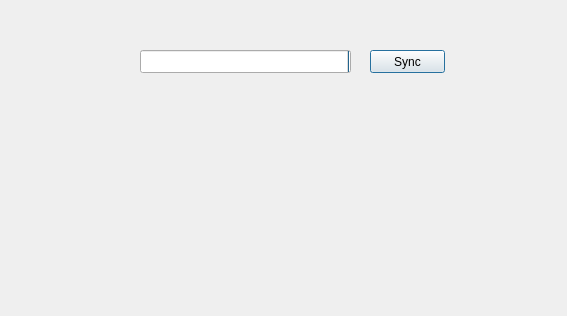
Qt form webconnection.ui (nournia/ketabkhaane) before a commit.
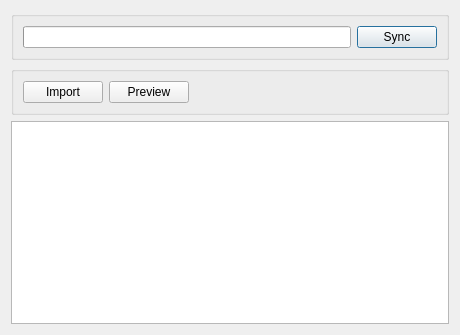
The same form after that commit.

Commit message: import matches from server

Diff of the .ui file:
```diff
--- a/webconnection.ui
+++ b/webconnection.ui
@@ -6,34 +6,31 @@
    <rect>
     <x>0</x>
     <y>0</y>
-    <width>567</width>
-    <height>316</height>
+    <width>460</width>
+    <height>335</height>
    </rect>
   </property>
   <property name="layoutDirection">
    <enum>Qt::RightToLeft</enum>
   </property>
+  <layout class="QVBoxLayout" name="verticalLayout">
+   <item>
+    <widget class="QGroupBox" name="groupBox">
+     <property name="title">
+      <string/>
+     </property>
+     <layout class="QHBoxLayout" name="horizontalLayout">
+      <item>
   <widget class="QPushButton" name="bSync">
-   <property name="geometry">
-    <rect>
-     <x>370</x>
-     <y>50</y>
-     <width>75</width>
-     <height>23</height>
-    </rect>
-   </property>
    <property name="text">
     <string>Sync</string>
    </property>
   </widget>
+      </item>
+      <item>
   <widget class="QProgressBar" name="pSync">
-   <property name="geometry">
-    <rect>
-     <x>140</x>
-     <y>50</y>
-     <width>211</width>
-     <height>23</height>
-    </rect>
+        <property name="layoutDirection">
+         <enum>Qt::LeftToRight</enum>
    </property>
    <property name="value">
     <number>0</number>
@@ -42,6 +39,57 @@
     <bool>false</bool>
    </property>
   </widget>
+      </item>
+     </layout>
+    </widget>
+   </item>
+   <item>
+    <widget class="QGroupBox" name="groupBox_2">
+     <property name="title">
+      <string/>
+     </property>
+     <layout class="QHBoxLayout" name="horizontalLayout_2">
+      <item>
+       <spacer name="horizontalSpacer">
+        <property name="orientation">
+         <enum>Qt::Horizontal</enum>
+        </property>
+        <property name="sizeHint" stdset="0">
+         <size>
+          <width>40</width>
+          <height>20</height>
+         </size>
+        </property>
+       </spacer>
+      </item>
+      <item>
+       <widget class="QPushButton" name="bPreview">
+        <property name="text">
+         <string>Preview</string>
+        </property>
+       </widget>
+      </item>
+      <item>
+       <widget class="QPushButton" name="bImport">
+        <property name="text">
+         <string>Import</string>
+        </property>
+       </widget>
+      </item>
+     </layout>
+    </widget>
+   </item>
+   <item>
+    <widget class="QTableView" name="tImports">
+     <property name="alternatingRowColors">
+      <bool>true</bool>
+     </property>
+     <property name="selectionBehavior">
+      <enum>QAbstractItemView::SelectRows</enum>
+     </property>
+    </widget>
+   </item>
+  </layout>
  </widget>
  <resources/>
  <connections/>
```
Lines whose indentation alone changed are shown as unchanged. The commit also changes 6 other files.
